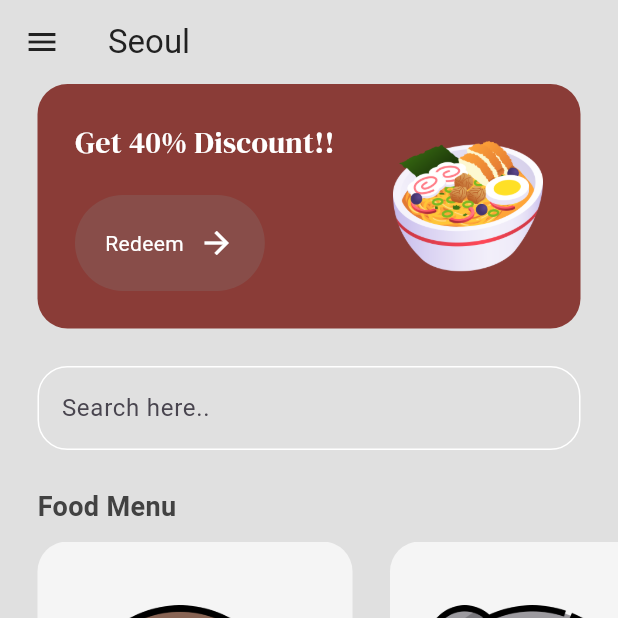
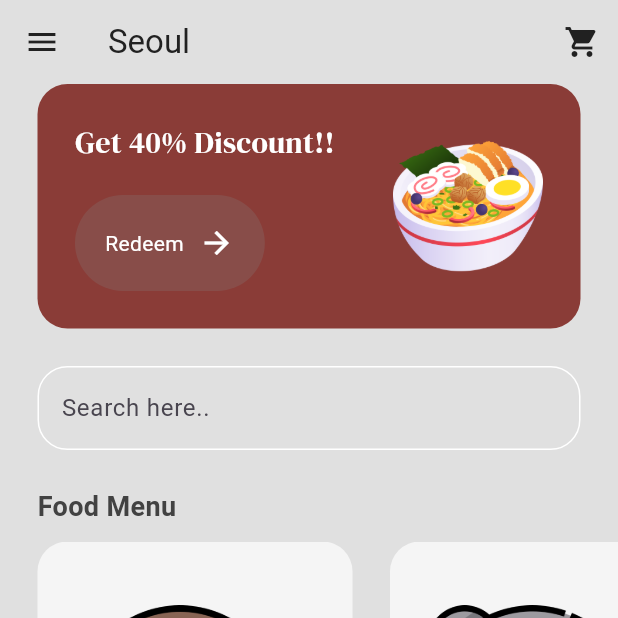
Before and after one commit to jungwonJung/korean-restaurant-app, a Flutter app: the screen it shows after launch, after a tap on "Get started", on a phone screen of 412 x 824 dp, the top half of it. Run offline on Flutter 3.47's test engine with Material 3 defaults, Android fonts, the phone set to English and light mode, and no system bars; our stand-ins replace google_fonts.

Commit message:
add feature add to cart and remove from the cart

```diff
--- a/lib/components/button.dart
+++ b/lib/components/button.dart
@@ -15,14 +15,14 @@ class MyButton extends StatelessWidget {
       child: Container(
         decoration: BoxDecoration(
             color: buttonCOlor, borderRadius: BorderRadius.circular(40)),
-        padding: EdgeInsets.all(20),
+        padding: const EdgeInsets.all(20),
         child: Row(
           mainAxisAlignment: MainAxisAlignment.center,
           children: [
             // text
             Text(
               text,
-              style: TextStyle(color: Colors.white),
+              style: const TextStyle(color: Colors.white),
             ),
 
             const SizedBox(
@@ -30,7 +30,7 @@ class MyButton extends StatelessWidget {
             ),
 
             // icon
-            Icon(Icons.arrow_forward, color: Colors.white)
+            const Icon(Icons.arrow_forward, color: Colors.white)
           ],
         ),
       ),
--- a/lib/components/food_tile.dart
+++ b/lib/components/food_tile.dart
@@ -48,7 +48,7 @@ class FoodTile extends StatelessWidget {
                       ),
                       Text(
                         food.rating,
-                        style: TextStyle(color: Colors.grey),
+                        style: const TextStyle(color: Colors.grey),
                       ),
                     ],
                   )
--- a/lib/main.dart
+++ b/lib/main.dart
@@ -1,9 +1,17 @@
 import 'package:flutter/material.dart';
+import 'package:provider/provider.dart';
+import 'package:sushi_app/models/shop.dart';
+import 'package:sushi_app/pages/cart_page.dart';
 import 'pages/intro_page.dart';
 import 'pages/menu_page.dart';
 
 void main() {
-  runApp(const MyApp());
+  runApp(
+    ChangeNotifierProvider(
+      create: (context) => Shop(),
+      child: const MyApp(),
+    ),
+  );
 }
 
 class MyApp extends StatelessWidget {
@@ -13,10 +21,11 @@ class MyApp extends StatelessWidget {
   Widget build(BuildContext context) {
     return MaterialApp(
       debugShowCheckedModeBanner: false,
-      home: IntroPage(),
+      home: const IntroPage(),
       routes: {
         '/intropage': (context) => const IntroPage(),
-        '/menupage': (context) => const MenuPage()
+        '/menupage': (context) => const MenuPage(),
+        '/cartpage': (context) => const CartPage()
       },
     );
   }
--- /dev/null
+++ b/lib/models/shop.dart
@@ -0,0 +1,49 @@
+import 'package:flutter/material.dart';
+
+import 'food.dart';
+
+class Shop extends ChangeNotifier {
+  final List<Food> _foodMenu = [
+    Food(
+        name: "TteokBokki",
+        imagePath: "lib/images/tteok.png",
+        price: "21.00",
+        rating: "4.8"),
+    Food(
+        name: "BudaeJjiage",
+        imagePath: "lib/images/budae-jjigae.png",
+        price: "30.00",
+        rating: "4.4"),
+    Food(
+        name: "Bibimbap",
+        imagePath: "lib/images/bibimbap.png",
+        price: "22.00",
+        rating: "4.9"),
+    Food(
+        name: "Gimbap",
+        imagePath: "lib/images/gimbap.png",
+        price: "17.00",
+        rating: "4.9")
+  ];
+
+  // customer cart
+  List<Food> _cart = [];
+
+  // getter methods
+  List<Food> get foodMenu => _foodMenu;
+  List<Food> get cart => _cart;
+
+  // add to cart
+  void addToCart(Food foodItem, int quantity) {
+    for (int i = 0; i < quantity; i++) {
+      _cart.add(foodItem);
+    }
+    notifyListeners();
+  }
+
+  // remover from the cart
+  void removeFromCart(Food food) {
+    _cart.remove(food);
+    notifyListeners();
+  }
+}
--- a/lib/pages/menu_page.dart
+++ b/lib/pages/menu_page.dart
@@ -1,8 +1,10 @@
 import 'package:flutter/material.dart';
 import 'package:google_fonts/google_fonts.dart';
+import 'package:provider/provider.dart';
 import 'package:sushi_app/components/button.dart';
 import 'package:sushi_app/components/food_tile.dart';
 import 'package:sushi_app/models/food.dart';
+import 'package:sushi_app/models/shop.dart';
 
 import '../theme/colors.dart';
 import 'food_details_page.dart';
@@ -39,6 +41,10 @@ class _MenuPageState extends State<MenuPage> {
   ];
 
   void navigateToFoodDetails(int index) {
+    // get the shop and it's menu
+    final shop = context.read<Shop>();
+    final foodMenu = shop.foodMenu;
+
     Navigator.push(
         context,
         MaterialPageRoute(
@@ -50,19 +56,32 @@ class _MenuPageState extends State<MenuPage> {
 
   @override
   Widget build(BuildContext context) {
+    // get the shop and it's menu
+    final shop = context.read<Shop>();
+    final foodMenu = shop.foodMenu;
+
     return Scaffold(
       backgroundColor: Colors.grey[300],
       appBar: AppBar(
         backgroundColor: Colors.transparent,
+        foregroundColor: Colors.grey[900],
         elevation: 0,
-        leading: Icon(
+        leading: const Icon(
           Icons.menu,
-          color: Colors.grey[900],
         ),
         title: Text(
           'Seoul',
           style: TextStyle(color: Colors.grey[900]),
         ),
+        actions: [
+          // cart button
+          IconButton(
+            onPressed: () {
+              Navigator.pushNamed(context, "/cartpage");
+            },
+            icon: const Icon(Icons.shopping_cart),
+          )
+        ],
       ),
       body: Column(
         crossAxisAlignment: CrossAxisAlignment.start,
@@ -107,10 +126,10 @@ class _MenuPageState extends State<MenuPage> {
                 decoration: InputDecoration(
                     focusedBorder: OutlineInputBorder(
                         borderRadius: BorderRadius.circular(20),
-                        borderSide: BorderSide(color: Colors.white)),
+                        borderSide: const BorderSide(color: Colors.white)),
                     enabledBorder: OutlineInputBorder(
                         borderRadius: BorderRadius.circular(20),
-                        borderSide: BorderSide(color: Colors.white)),
+                        borderSide: const BorderSide(color: Colors.white)),
                     hintText: "Search here..")),
           ),
 
--- a/pubspec.yaml
+++ b/pubspec.yaml
@@ -35,6 +35,7 @@ dependencies:
   # Use with the CupertinoIcons class for iOS style icons.
   cupertino_icons: ^1.0.2
   google_fonts:
+  provider:
 
 dev_dependencies:
   flutter_test:
```
Also changed, not shown: lib/pages/cart_page.dart (added, +86 -0 lines), lib/pages/food_details_page.dart (+42 -2 lines), pubspec.lock.
